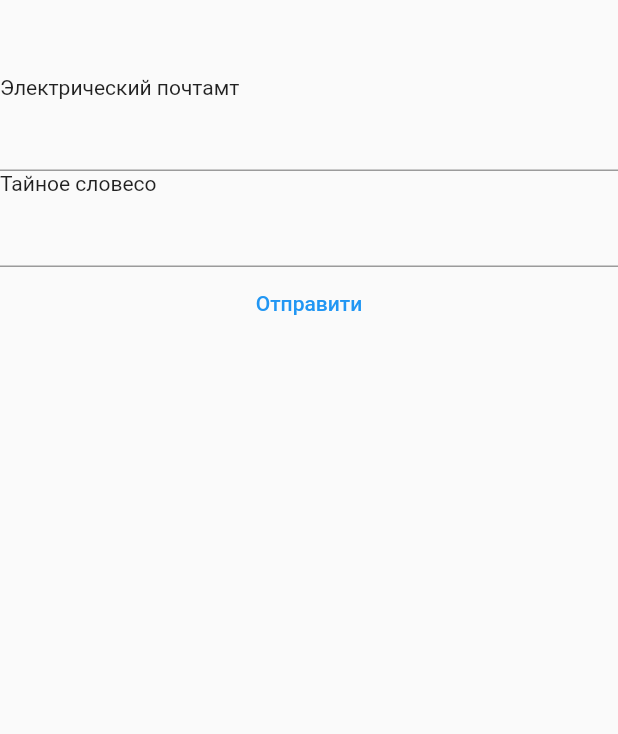
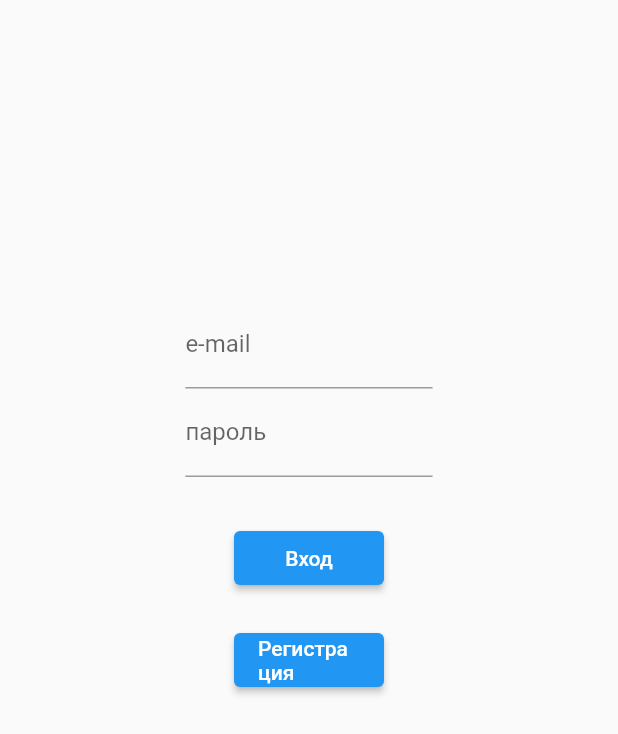
Before and after one commit to ajbars/loyalty_program, a Flutter app: the LogIn screen opened directly, on a phone screen of 412 x 824 dp. Shown: the top 734 px of the screen. Run offline on Flutter 3.47's test engine with Material 2 defaults, Android fonts, the phone set to English and light mode, and no system bars; our stand-ins replace fluttertoast, sqflite; missing offline and left inert: dart:html; accounts and stored records are empty.

Commit message:
sign up screen

```diff
--- a/lib/main.dart
+++ b/lib/main.dart
@@ -1,3 +1,4 @@
+import 'package:bottombar/screens/login.dart';
 import 'package:flutter/material.dart';
 import 'nav.dart';
 void main(){
@@ -9,7 +10,7 @@ class MyApp extends StatelessWidget {
   Widget build(BuildContext context) {
     return MaterialApp(
       title: 'Bottom Navigation Bar',
-      home: Nav()
+      home: LogIn()
     );
   }
 }
--- a/lib/screens/login.dart
+++ b/lib/screens/login.dart
@@ -2,28 +2,93 @@ import 'dart:html';
 
 import 'package:bottombar/controller.dart';
 import 'package:bottombar/models/dataStore.model.dart';
+import 'package:bottombar/screens/sign_up.dart';
 import 'package:flutter/material.dart';
+
+
+import 'package:fluttertoast/fluttertoast.dart';
+
+import '../nav.dart';
+
 Controller controller = Controller();
 DataStore datastore = controller.createDataStoreMock();
+final login = TextEditingController();
+final password = TextEditingController();
+
+
 class LogIn extends StatelessWidget {
   @override
   Widget build(BuildContext context) {
+    var gadgetSize = MediaQuery.of(context).size;
     return Scaffold(
-          body: ListView(
-            children: [
-             SizedBox(height: 50),
-             Text("Электрический почтамт"),
-             TextField(),
-             Text("Тайное словесо"),
-             TextField(keyboardType: ,),
-             TextButton(onPressed: (){
-
-             }, child: Text("Отправити"))
-
-            ],
+          body: Padding(
+            padding: EdgeInsets.symmetric(horizontal: gadgetSize.width * 0.3),
+            child: Center(
+              child: Column(
+                children: [
+                 SizedBox(height: 200),
+                 TextField(controller: login,
+                 decoration: InputDecoration(
+                   labelText: "e-mail"
+                 ),),
+                 TextField(controller: password,
+                 obscureText: true,
+                 decoration: InputDecoration(
+                   labelText: "пароль"
+                 )),
+                 Padding(
+                   padding: const EdgeInsets.only(top: 30.0),
+                   child: SizedBox(
+                     width: 100.0,
+                     child: ElevatedButton(
+                       onPressed: (){
+String answer = controller.login(login.text, password.text, datastore);
+if (answer == "bad email"){
+   Fluttertoast.showToast(
+          msg: 'Неправильный e-mail',
+          toastLength: Toast.LENGTH_SHORT,
+          gravity: ToastGravity.CENTER,
+          timeInSecForIosWeb: 2,
+          backgroundColor: Colors.red,
+          textColor: Colors.white,
+          webPosition: "center");
+} else if (answer == "bad password"){
+Fluttertoast.showToast(
+          msg: 'Неправильный пароль',
+          toastLength: Toast.LENGTH_SHORT,
+          gravity: ToastGravity.CENTER,
+          timeInSecForIosWeb: 2,
+          backgroundColor: Colors.red,
+          textColor: Colors.white,
+          webPosition: "center");
+} else {
+Navigator.push(
+    context,
+    MaterialPageRoute(builder: (context) => Nav()),
+  );}
+                     },
+                     child: Text("Вход")),
+                   ),
+                 ),
+                Padding(
+                  padding: const EdgeInsets.only(top: 20.0),
+                  child: SizedBox(
+                    width: 100.0,
+                    child: ElevatedButton(
+                      child: Text("Регистрация"),
+                      onPressed: (){
+                      Navigator.push(
+    context,
+    MaterialPageRoute(builder: (context) => SignUp(datastore: datastore))
+  );}),
+                  ),
+                )
+],
 
 
       ),
+            ),
+          ),
     );
   }
 }
--- a/pubspec.yaml
+++ b/pubspec.yaml
@@ -25,6 +25,8 @@ dependencies:
     sdk: flutter
   sqflite: any
   path_provider: any
+  fluttertoast: ^7.0.2
+
 
 
   # The following adds the Cupertino Icons font to your application.
```
Also changed, not shown: lib/controller.dart (+4 -4 lines), lib/screens/sign_up.dart (added, +112 -0 lines), lib/login.dart (deleted).
